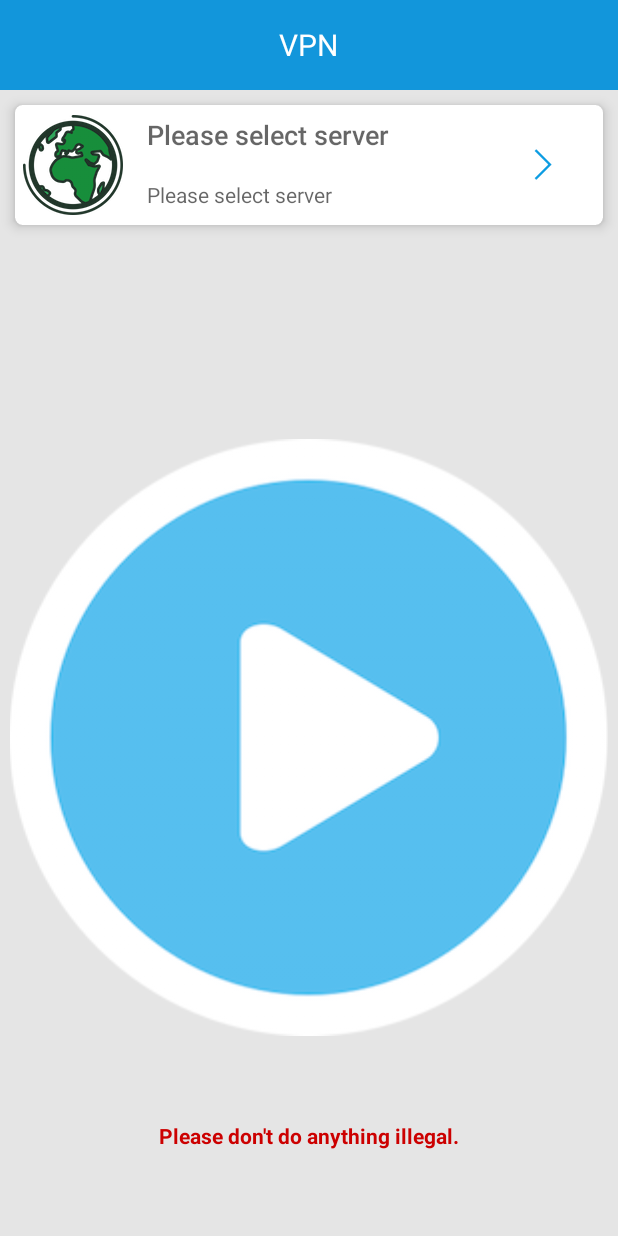
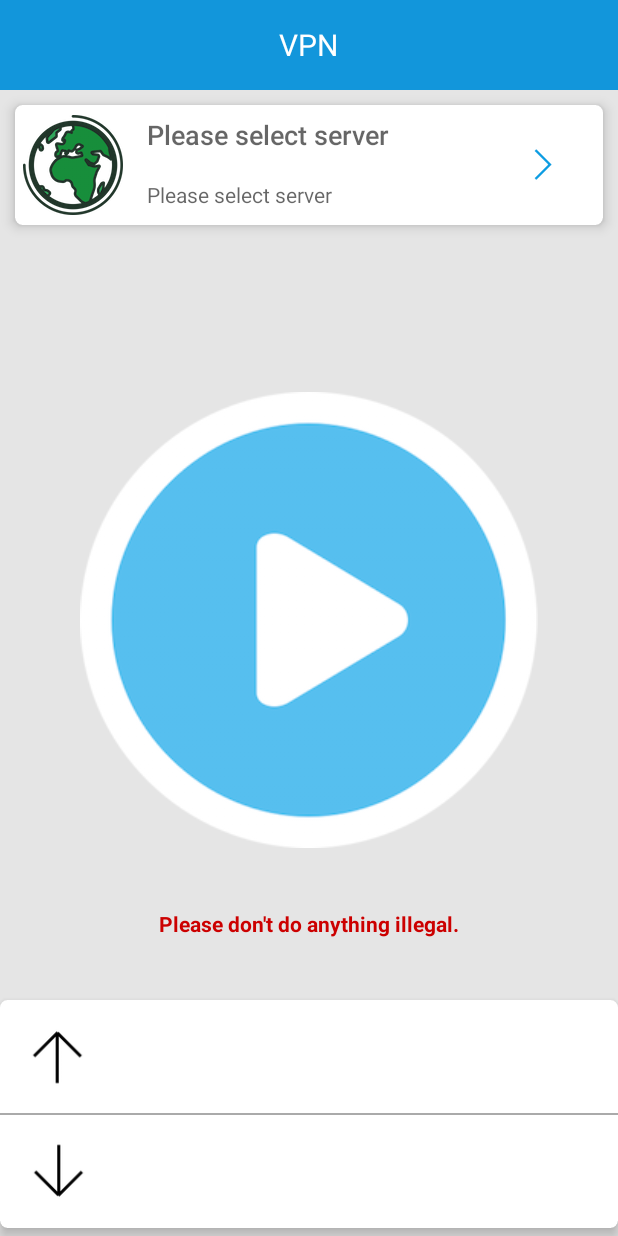
Before and after one commit to woshiwzy/myshdowss, an Android app: the layout activity_main.xml on its own in the app's theme, with its tools: preview values and no code run, on a phone screen of 412 x 824 dp. Run offline under Robolectric (Android 15) with nearby library versions, the phone set to English and light mode, and no system bars; network calls fail.

Commit message:
add speed ui

```diff
--- a/app/build.gradle
+++ b/app/build.gradle
@@ -33,7 +33,7 @@ android {
         minSdkVersion 15
         targetSdkVersion 26
         versionCode 8
-        versionName "1.8"
+        versionName "1"
         multiDexEnabled true
     }
     buildTypes {
--- a/app/src/main/java/com/vm/shadowsocks/activity/MainActivity.java
+++ b/app/src/main/java/com/vm/shadowsocks/activity/MainActivity.java
@@ -72,7 +72,7 @@ public class MainActivity extends Activity implements
         if (null != textViewSent && null != textViewReceived) {
             textViewSent.setText(event.sent / 1024 + " KB");
             textViewReceived.setText(event.received / 1024 + " KB");
-            textViewCurrentConnectCount.setText("Sent:"+event.sent / 1024 + " kb/s Received:"+event.received / 1024 + " kb/s");
+//            textViewCurrentConnectCount.setText("Sent:"+event.sent / 1024 + " kb/s Received:"+event.received / 1024 + " kb/s");
         }
     }
 
--- a/app/src/main/res/layout/activity_main.xml
+++ b/app/src/main/res/layout/activity_main.xml
@@ -205,7 +205,7 @@
                 app:cardBackgroundColor="@android:color/white"
                 app:cardCornerRadius="5dp"
                 android:layout_marginBottom="5dp"
-                android:visibility="gone"
+                android:visibility="visible"
                 app:cardElevation="5dp">
 
                 <LinearLayout
@@ -235,6 +235,10 @@
 
                     </LinearLayout>
 
+                    <View
+                        android:layout_width="match_parent"
+                        android:background="@android:color/darker_gray"
+                        android:layout_height="1dp"/>
                     <LinearLayout
                         android:layout_width="match_parent"
                         android:layout_height="0dp"
```
Also changed, not shown: app/src/main/res/drawable-hdpi/icon_down.png, app/src/main/res/drawable-hdpi/icon_up.png.
